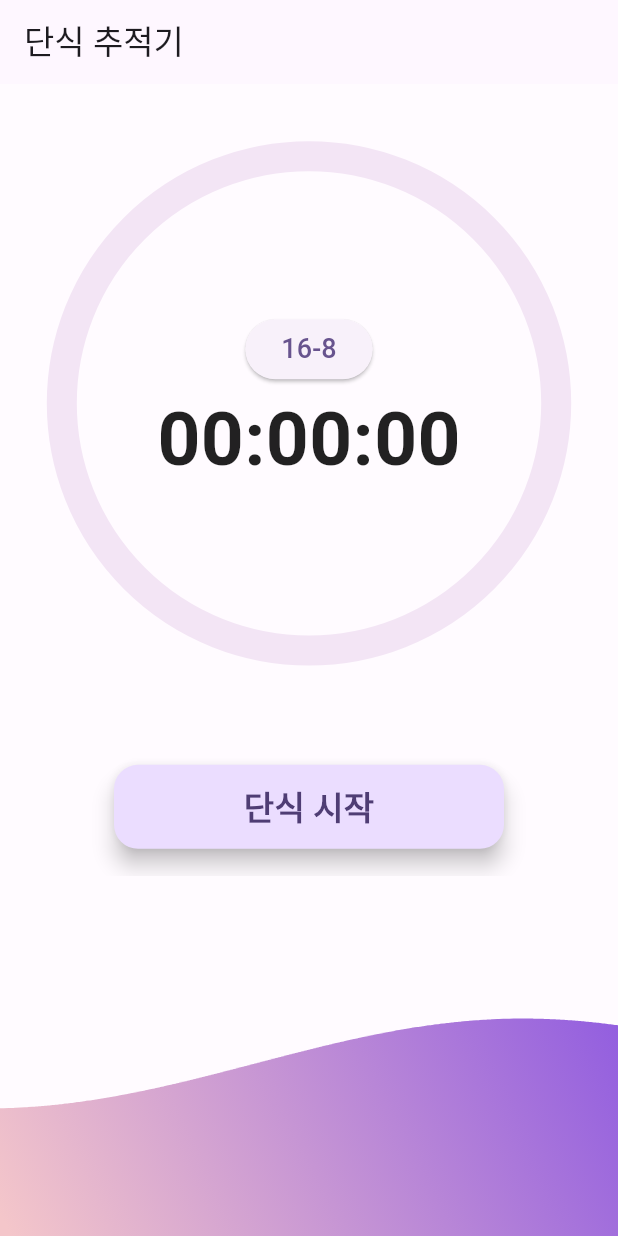
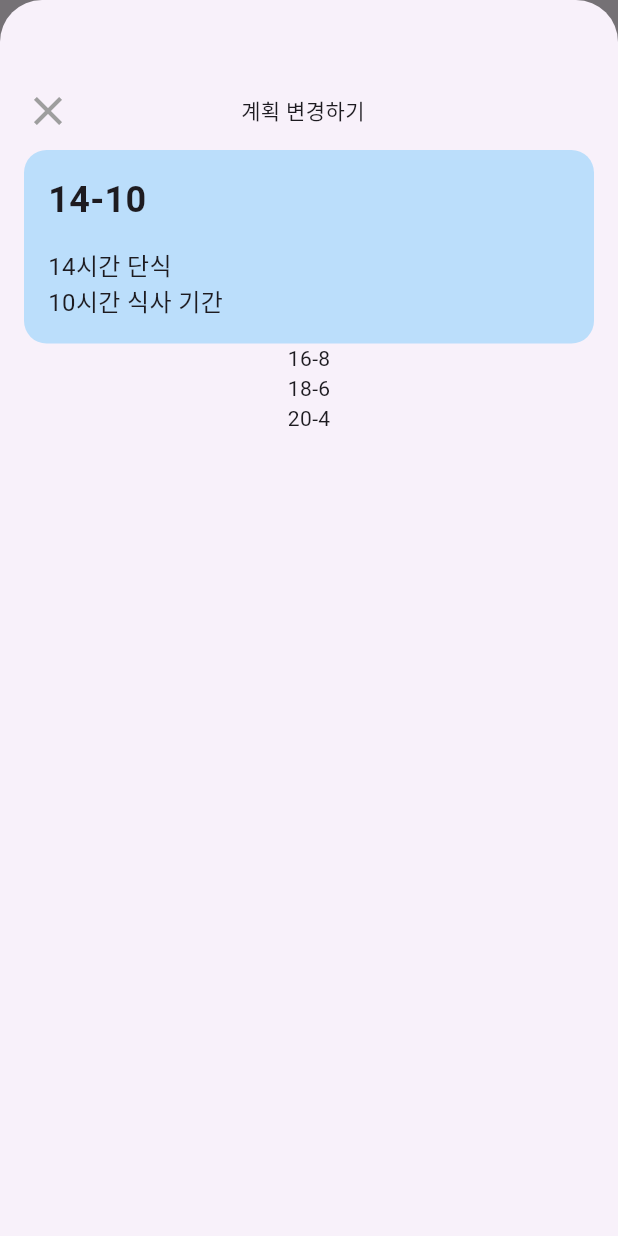
Before and after one commit to Gunbam27/fasting_tracker, a Flutter app: the screen it shows after launch, after a tap on "16-8", on a phone screen of 412 x 824 dp. Run offline on Flutter 3.47's test engine with Material 3 defaults, Android fonts, the phone set to English and light mode, and no system bars.

```diff
--- a/lib/main.dart
+++ b/lib/main.dart
@@ -1,4 +1,4 @@
-import 'package:fasting_tracker/stop_watch_screen.dart';
+import 'package:fasting_tracker/presentation/stop_watch_screen.dart';
 import 'package:flutter/material.dart';
 
 void main() {
--- /dev/null
+++ b/lib/presentation/component/chose_time_bottom_sheet.dart
@@ -0,0 +1,75 @@
+import 'package:flutter/material.dart';
+
+class ChoseTimeBottomSheet extends StatelessWidget {
+  const ChoseTimeBottomSheet({super.key});
+
+  @override
+  Widget build(BuildContext context) {
+    return Container(
+      padding: EdgeInsets.fromLTRB(16, 58, 16, 16),
+      width: double.infinity,
+      child: Column(
+        children: [
+          Row(
+            children: [
+              InkWell(
+                onTap: () {
+                  Navigator.pop(context);
+                },
+                child: Icon(
+                  Icons.clear,
+                  size: 32,
+                  color: Colors.grey,
+                ),
+              ),
+              Expanded(child: Text(textAlign: TextAlign.center, '계획 변경하기')),
+              SizedBox(
+                width: 40,
+              ),
+            ],
+          ),
+          SizedBox(
+            height: 10,
+          ),
+          InkWell(
+            child: Container(
+              width: double.infinity,
+              padding: EdgeInsets.all(16),
+              decoration: BoxDecoration(
+                borderRadius: BorderRadius.circular(15),
+                color: Colors.blue.shade100,
+              ),
+              child: Column(
+                crossAxisAlignment: CrossAxisAlignment.start,
+                children: [
+                  Text(
+                    '14-10',
+                    style: TextStyle(fontSize: 24, fontWeight: FontWeight.bold),
+                  ),
+                  SizedBox(
+                    height: 15,
+                  ),
+                  Text(
+                    '14시간 단식',
+                    style: TextStyle(
+                      fontSize: 16,
+                    ),
+                  ),
+                  Text(
+                    '10시간 식사 기간',
+                    style: TextStyle(
+                      fontSize: 16,
+                    ),
+                  ),
+                ],
+              ),
+            ),
+          ),
+          Text('16-8'),
+          Text('18-6'),
+          Text('20-4'),
+        ],
+      ),
+    );
+  }
+}
--- a/lib/stop_watch_screen.dart
+++ b/lib/presentation/stop_watch_screen.dart
@@ -1,7 +1,8 @@
 import 'dart:async';
 import 'dart:math';
 
-import 'package:fasting_tracker/background.dart';
+import 'package:fasting_tracker/presentation/component/background.dart';
+import 'package:fasting_tracker/presentation/component/chose_time_bottom_sheet.dart';
 import 'package:flutter/material.dart';
 
 class StopWatchScreen extends StatefulWidget {
@@ -181,7 +182,15 @@ class _CircularProgressState extends State<CircularProgress>
             mainAxisAlignment: MainAxisAlignment.center,
             children: [
               ElevatedButton(
-                onPressed: () {},
+                onPressed: () {
+                  showModalBottomSheet(
+                    isScrollControlled: true,
+                    context: context,
+                    builder: (context) {
+                      return ChoseTimeBottomSheet();
+                    },
+                  );
+                },
                 child: Text(
                   '16-8',
                   style: TextStyle(fontSize: 18, fontWeight: FontWeight.w500),
```
Also changed, not shown: lib/presentation/component/background.dart (renamed from lib/background.dart), 6 other files.
